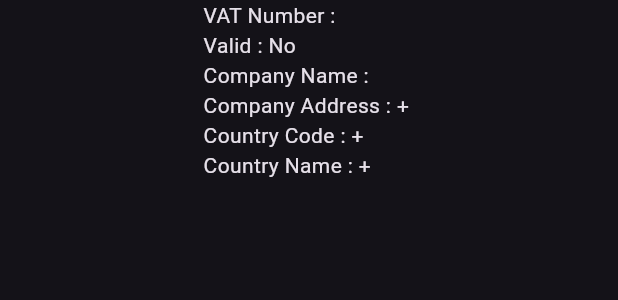
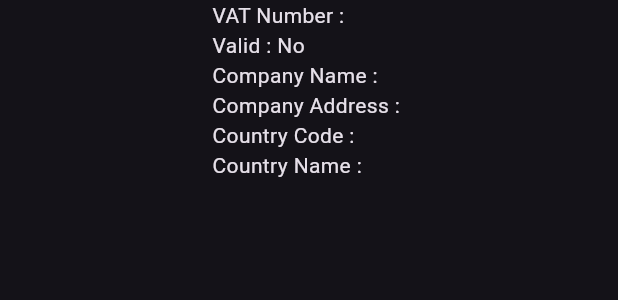
Before and after one commit to Akhand-Pratap-Tiwari/assignment-for-internship, a Flutter app: the MyCard widget shown alone on an empty page, opened directly with empty values, on a phone screen of 412 x 824 dp. Shown: the top 300 px of the screen. Run offline on Flutter 3.47's test engine with Material 2 defaults, Android fonts, the phone set to English and light mode, and no system bars; our stand-ins replace firebase_auth, firebase_core, lottie; missing offline and left inert: firebase_ui_auth, firebase_ui_oauth_google; accounts and stored records are empty; network calls fail; statements that could not run were skipped.

Commit message:
Warnings removed

```diff
--- a/lib/home_screen/check_vat.dart
+++ b/lib/home_screen/check_vat.dart
@@ -141,9 +141,9 @@ class MyCard extends StatelessWidget {
             Text("VAT Number : ${vat.vatNumber}"),
             Text("Valid : ${vat.valid ? 'Yes' : 'No'}"),
             Text("Company Name : ${vat.company['name']}"),
-            Text("Company Address : + ${vat.company['address']}"),
-            Text("Country Code : + ${vat.country['code']}"),
-            Text("Country Name : + ${vat.country['name']}"),
+            Text("Company Address : ${vat.company['address']}"),
+            Text("Country Code : ${vat.country['code']}"),
+            Text("Country Name : ${vat.country['name']}"),
 //     "company": {
 //         "name": "GOOGLE SWEDEN AB",
 //         "address": "GOOGLE IRLAND LTD
```
